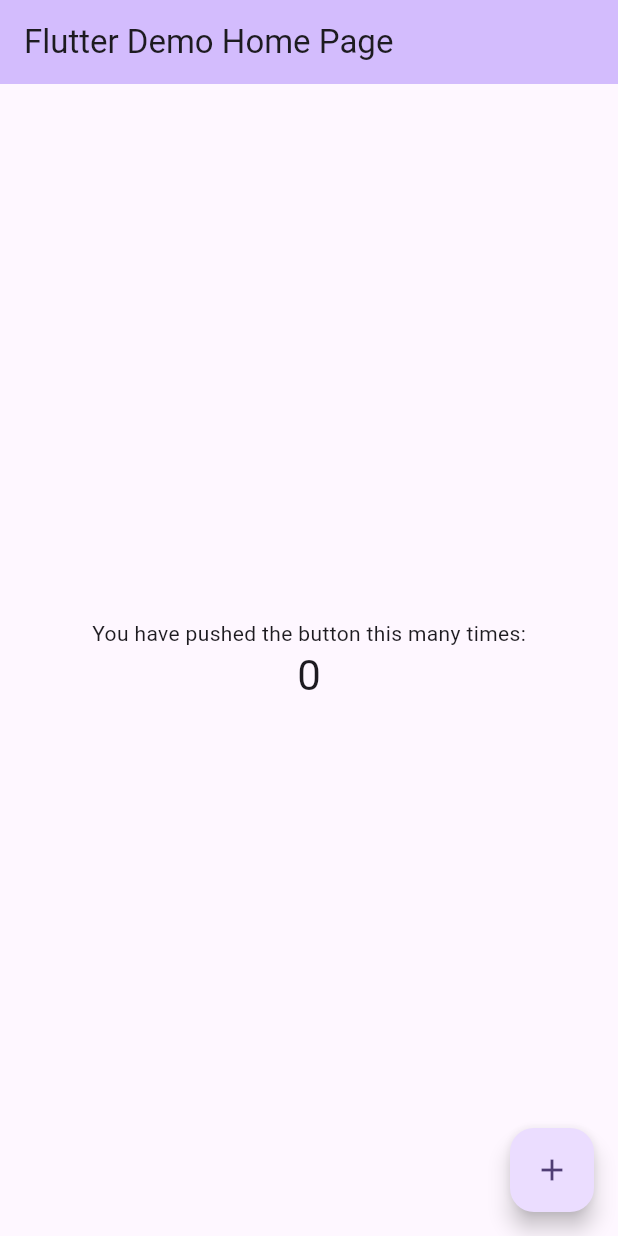
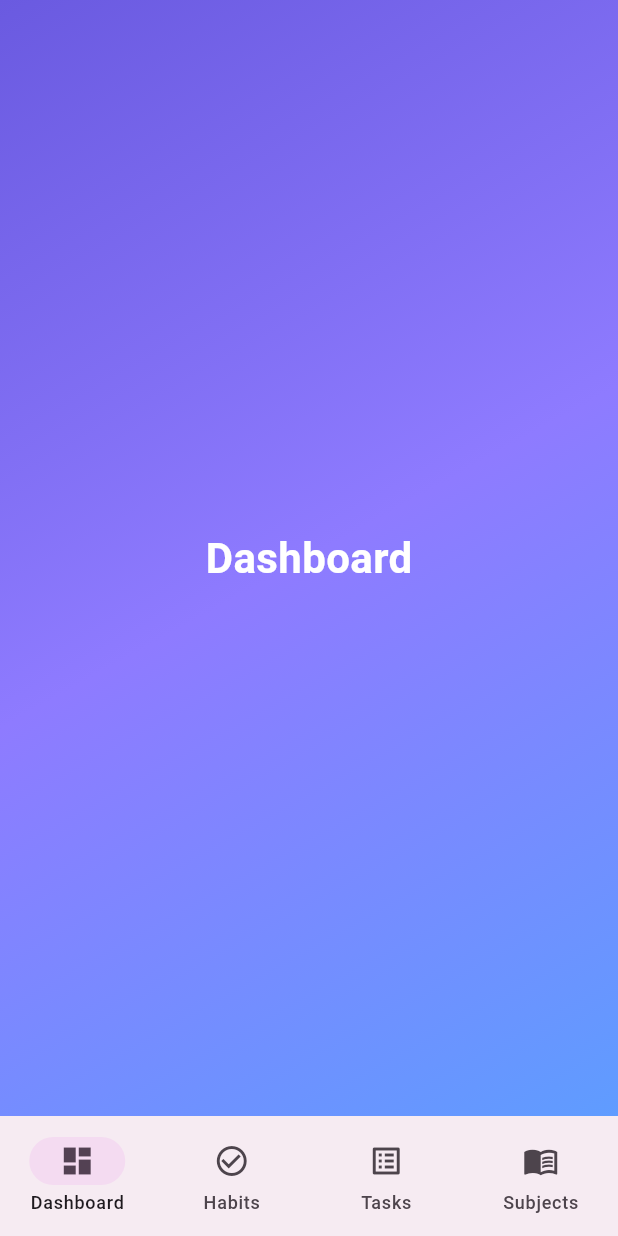
Before and after one commit to GAURAV-N-PATIL/Study_Control_app, a Flutter app: the screen it shows after launch, on a phone screen of 412 x 824 dp. Run offline on Flutter 3.47's test engine with Material 3 defaults, Android fonts, the phone set to English and light mode, and no system bars.

Commit message:
Inital dashboard gradiant and 4 tab setup

```diff
--- a/lib/main.dart
+++ b/lib/main.dart
@@ -1,122 +1,114 @@
 import 'package:flutter/material.dart';
 
 void main() {
-  runApp(const MyApp());
+  runApp(const StudyControlApp());
 }
 
-class MyApp extends StatelessWidget {
-  const MyApp({super.key});
+class StudyControlApp extends StatelessWidget {
+  const StudyControlApp({super.key});
 
-  // This widget is the root of your application.
   @override
   Widget build(BuildContext context) {
     return MaterialApp(
-      title: 'Flutter Demo',
+      debugShowCheckedModeBanner: false,
+      title: 'Study Control',
       theme: ThemeData(
-        // This is the theme of your application.
-        //
-        // TRY THIS: Try running your application with "flutter run". You'll see
-        // the application has a purple toolbar. Then, without quitting the app,
-        // try changing the seedColor in the colorScheme below to Colors.green
-        // and then invoke "hot reload" (save your changes or press the "hot
-        // reload" button in a Flutter-supported IDE, or press "r" if you used
-        // the command line to start the app).
-        //
-        // Notice that the counter didn't reset back to zero; the application
-        // state is not lost during the reload. To reset the state, use hot
-        // restart instead.
-        //
-        // This works for code too, not just values: Most code changes can be
-        // tested with just a hot reload.
-        colorScheme: .fromSeed(seedColor: Colors.deepPurple),
+        useMaterial3: true,
+        colorSchemeSeed: Colors.purple,
       ),
-      home: const MyHomePage(title: 'Flutter Demo Home Page'),
+      home: const MainNavigation(),
     );
   }
 }
 
-class MyHomePage extends StatefulWidget {
-  const MyHomePage({super.key, required this.title});
-
-  // This widget is the home page of your application. It is stateful, meaning
-  // that it has a State object (defined below) that contains fields that affect
-  // how it looks.
-
-  // This class is the configuration for the state. It holds the values (in this
-  // case the title) provided by the parent (in this case the App widget) and
-  // used by the build method of the State. Fields in a Widget subclass are
-  // always marked "final".
-
-  final String title;
+class MainNavigation extends StatefulWidget {
+  const MainNavigation({super.key});
 
   @override
-  State<MyHomePage> createState() => _MyHomePageState();
+  State<MainNavigation> createState() => _MainNavigationState();
 }
 
-class _MyHomePageState extends State<MyHomePage> {
-  int _counter = 0;
+class _MainNavigationState extends State<MainNavigation> {
+  int _selectedIndex = 0;
 
-  void _incrementCounter() {
+  final List<Widget> _screens = const [
+    DashboardScreen(),
+    Center(child: Text("Habits")),
+    Center(child: Text("Tasks")),
+    Center(child: Text("Subjects")),
+  ];
+
+  void _onItemTapped(int index) {
     setState(() {
-      // This call to setState tells the Flutter framework that something has
-      // changed in this State, which causes it to rerun the build method below
-      // so that the display can reflect the updated values. If we changed
-      // _counter without calling setState(), then the build method would not be
-      // called again, and so nothing would appear to happen.
-      _counter++;
+      _selectedIndex = index;
     });
   }
 
   @override
   Widget build(BuildContext context) {
-    // This method is rerun every time setState is called, for instance as done
-    // by the _incrementCounter method above.
-    //
-    // The Flutter framework has been optimized to make rerunning build methods
-    // fast, so that you can just rebuild anything that needs updating rather
-    // than having to individually change instances of widgets.
     return Scaffold(
-      appBar: AppBar(
-        // TRY THIS: Try changing the color here to a specific color (to
-        // Colors.amber, perhaps?) and trigger a hot reload to see the AppBar
-        // change color while the other colors stay the same.
-        backgroundColor: Theme.of(context).colorScheme.inversePrimary,
-        // Here we take the value from the MyHomePage object that was created by
-        // the App.build method, and use it to set our appbar title.
-        title: Text(widget.title),
-      ),
-      body: Center(
-        // Center is a layout widget. It takes a single child and positions it
-        // in the middle of the parent.
-        child: Column(
-          // Column is also a layout widget. It takes a list of children and
-          // arranges them vertically. By default, it sizes itself to fit its
-          // children horizontally, and tries to be as tall as its parent.
-          //
-          // Column has various properties to control how it sizes itself and
-          // how it positions its children. Here we use mainAxisAlignment to
-          // center the children vertically; the main axis here is the vertical
-          // axis because Columns are vertical (the cross axis would be
-          // horizontal).
-          //
-          // TRY THIS: Invoke "debug painting" (choose the "Toggle Debug Paint"
-          // action in the IDE, or press "p" in the console), to see the
-          // wireframe for each widget.
-          mainAxisAlignment: .center,
-          children: [
-            const Text('You have pushed the button this many times:'),
-            Text(
-              '$_counter',
-              style: Theme.of(context).textTheme.headlineMedium,
-            ),
-          ],
-        ),
-      ),
-      floatingActionButton: FloatingActionButton(
-        onPressed: _incrementCounter,
-        tooltip: 'Increment',
-        child: const Icon(Icons.add),
+      body: _screens[_selectedIndex],
+      bottomNavigationBar: NavigationBar(
+        selectedIndex: _selectedIndex,
+        onDestinationSelected: _onItemTapped,
+        destinations: const [
+          NavigationDestination(
+            icon: Icon(Icons.dashboard_outlined),
+            selectedIcon: Icon(Icons.dashboard),
+            label: 'Dashboard',
+          ),
+          NavigationDestination(
+            icon: Icon(Icons.check_circle_outline),
+            selectedIcon: Icon(Icons.check_circle),
+            label: 'Habits',
+          ),
+          NavigationDestination(
+            icon: Icon(Icons.list_alt_outlined),
+            selectedIcon: Icon(Icons.list_alt),
+            label: 'Tasks',
+          ),
+          NavigationDestination(
+            icon: Icon(Icons.menu_book_outlined),
+            selectedIcon: Icon(Icons.menu_book),
+            label: 'Subjects',
+          ),
+        ],
       ),
     );
   }
 }
+
+class DashboardScreen extends StatelessWidget {
+  const DashboardScreen({super.key});
+
+  @override
+  Widget build(BuildContext context) {
+    return Scaffold(
+      body: Container(
+        decoration: const BoxDecoration(
+          gradient: LinearGradient(
+            colors: [
+              Color(0xFF6A5AE0),
+              Color(0xFF8E7BFF),
+              Color(0xFF5F9CFF),
+            ],
+            begin: Alignment.topLeft,
+            end: Alignment.bottomRight,
+          ),
+        ),
+        child: const SafeArea(
+          child: Center(
+            child: Text(
+              "Dashboard",
+              style: TextStyle(
+                fontSize: 28,
+                fontWeight: FontWeight.bold,
+                color: Colors.white,
+              ),
+            ),
+          ),
+        ),
+      ),
+    );
+  }
+}
```
